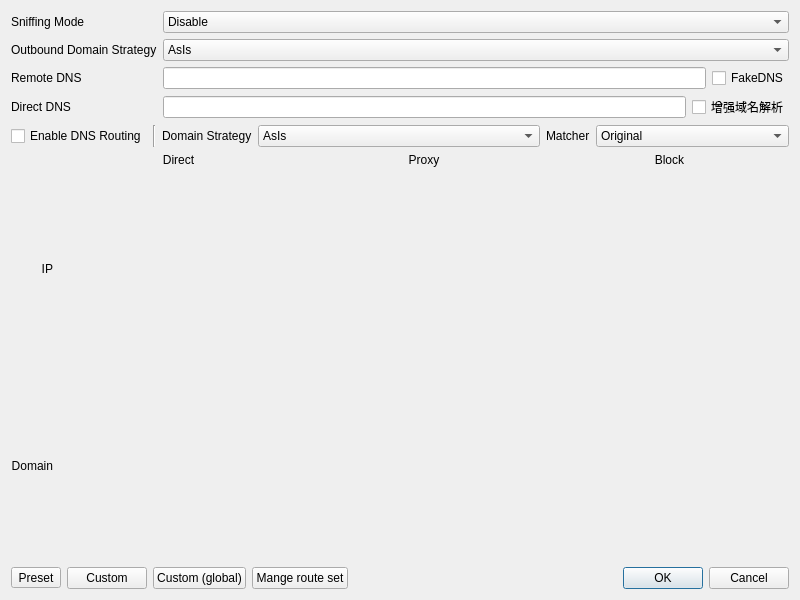
This is ui/dialog_manage_routes.ui in MatsuriDayo/nekoray as Qt 5 draws it before an edit. The edited form follows.
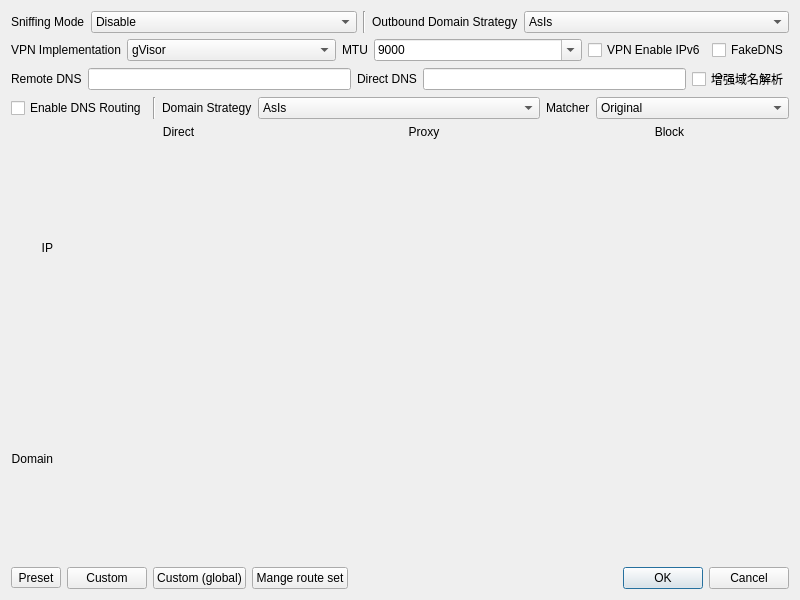
This is the edited form.

Diff of the .ui file:
```diff
--- a/ui/dialog_manage_routes.ui
+++ b/ui/dialog_manage_routes.ui
@@ -17,15 +17,23 @@
    <item row="0" column="0">
     <layout class="QVBoxLayout" name="verticalLayout">
      <item>
-      <layout class="QGridLayout" name="gridLayout_2">
-       <item row="1" column="0">
-        <widget class="QLabel" name="label_3">
+      <layout class="QVBoxLayout" name="verticalLayout_3">
+       <item>
+        <layout class="QHBoxLayout" name="horizontalLayout_3">
+         <item>
+          <widget class="QLabel" name="label">
+           <property name="sizePolicy">
+            <sizepolicy hsizetype="Maximum" vsizetype="Preferred">
+             <horstretch>0</horstretch>
+             <verstretch>0</verstretch>
+            </sizepolicy>
+           </property>
          <property name="text">
-          <string>Outbound Domain Strategy</string>
+            <string>Sniffing Mode</string>
          </property>
         </widget>
        </item>
-       <item row="0" column="2">
+         <item>
         <widget class="QComboBox" name="sniffing_mode">
          <item>
           <property name="text">
@@ -44,28 +52,27 @@
          </item>
         </widget>
        </item>
-       <item row="3" column="0">
-        <widget class="QLabel" name="label_8">
-         <property name="text">
-          <string>Direct DNS</string>
+         <item>
+          <widget class="Line" name="line_4">
+           <property name="orientation">
+            <enum>Qt::Vertical</enum>
          </property>
         </widget>
        </item>
-       <item row="0" column="0">
-        <widget class="QLabel" name="label">
-         <property name="text">
-          <string>Sniffing Mode</string>
-         </property>
-        </widget>
-       </item>
-       <item row="2" column="0">
-        <widget class="QLabel" name="label_9">
+         <item>
+          <widget class="QLabel" name="label_3">
+           <property name="sizePolicy">
+            <sizepolicy hsizetype="Maximum" vsizetype="Preferred">
+             <horstretch>0</horstretch>
+             <verstretch>0</verstretch>
+            </sizepolicy>
+           </property>
          <property name="text">
-          <string>Remote DNS</string>
+            <string>Outbound Domain Strategy</string>
          </property>
         </widget>
        </item>
-       <item row="1" column="2">
+         <item>
         <widget class="QComboBox" name="outbound_domain_strategy">
          <property name="editable">
           <bool>false</bool>
@@ -102,13 +109,130 @@
          </item>
         </widget>
        </item>
-       <item row="3" column="2">
+        </layout>
+       </item>
+       <item>
+        <layout class="QHBoxLayout" name="horizontalLayout_5">
+         <item>
+          <widget class="QLabel" name="label_4">
+           <property name="sizePolicy">
+            <sizepolicy hsizetype="Maximum" vsizetype="Preferred">
+             <horstretch>0</horstretch>
+             <verstretch>0</verstretch>
+            </sizepolicy>
+           </property>
+           <property name="text">
+            <string>VPN Implementation</string>
+           </property>
+          </widget>
+         </item>
+         <item>
+          <widget class="QComboBox" name="vpn_implementation">
+           <item>
+            <property name="text">
+             <string notr="true">gVisor</string>
+            </property>
+           </item>
+           <item>
+            <property name="text">
+             <string notr="true">System NAT</string>
+            </property>
+           </item>
+           <item>
+            <property name="text">
+             <string notr="true">Tun2Socket</string>
+            </property>
+           </item>
+          </widget>
+         </item>
+         <item>
+          <widget class="QLabel" name="label_10">
+           <property name="sizePolicy">
+            <sizepolicy hsizetype="Maximum" vsizetype="Preferred">
+             <horstretch>0</horstretch>
+             <verstretch>0</verstretch>
+            </sizepolicy>
+           </property>
+           <property name="text">
+            <string notr="true">MTU</string>
+           </property>
+          </widget>
+         </item>
+         <item>
+          <widget class="QComboBox" name="vpn_mtu">
+           <property name="editable">
+            <bool>true</bool>
+           </property>
+           <item>
+            <property name="text">
+             <string notr="true">9000</string>
+            </property>
+           </item>
+           <item>
+            <property name="text">
+             <string notr="true">1500</string>
+            </property>
+           </item>
+          </widget>
+         </item>
+         <item>
+          <widget class="QCheckBox" name="vpn_ipv6">
+           <property name="sizePolicy">
+            <sizepolicy hsizetype="Maximum" vsizetype="Fixed">
+             <horstretch>0</horstretch>
+             <verstretch>0</verstretch>
+            </sizepolicy>
+           </property>
+           <property name="text">
+            <string>VPN Enable IPv6</string>
+           </property>
+          </widget>
+         </item>
+         <item>
+          <widget class="QCheckBox" name="fake_dns">
+           <property name="sizePolicy">
+            <sizepolicy hsizetype="Maximum" vsizetype="Fixed">
+             <horstretch>0</horstretch>
+             <verstretch>0</verstretch>
+            </sizepolicy>
+           </property>
+           <property name="text">
+            <string notr="true">FakeDNS</string>
+           </property>
+          </widget>
+         </item>
+        </layout>
+       </item>
+       <item>
         <layout class="QHBoxLayout" name="horizontalLayout_4">
+         <item>
+          <widget class="QLabel" name="label_9">
+           <property name="text">
+            <string>Remote DNS</string>
+           </property>
+          </widget>
+         </item>
+         <item>
+          <widget class="QLineEdit" name="dns_remote"/>
+         </item>
+         <item>
+          <widget class="QLabel" name="label_8">
+           <property name="text">
+            <string>Direct DNS</string>
+           </property>
+          </widget>
+         </item>
          <item>
           <widget class="QLineEdit" name="dns_direct"/>
          </item>
          <item>
           <widget class="QCheckBox" name="enhance_resolve_server_domain">
+           <property name="sizePolicy">
+            <sizepolicy hsizetype="Maximum" vsizetype="Fixed">
+             <horstretch>0</horstretch>
+             <verstretch>0</verstretch>
+            </sizepolicy>
+           </property>
            <property name="toolTip">
             <string notr="true">使用多个境外 DNS 查询服务器地址，一定程度上可缓解对服务器域名的 DNS 污染，可能有副作用。</string>
            </property>
@@ -119,20 +243,6 @@
          </item>
         </layout>
        </item>
-       <item row="2" column="2">
-        <layout class="QHBoxLayout" name="horizontalLayout_5">
-         <item>
-          <widget class="QLineEdit" name="dns_remote"/>
-         </item>
-         <item>
-          <widget class="QCheckBox" name="fake_dns">
-           <property name="text">
-            <string notr="true">FakeDNS</string>
-           </property>
-          </widget>
-         </item>
-        </layout>
-       </item>
       </layout>
      </item>
      <item>
@@ -141,6 +251,12 @@
         <layout class="QHBoxLayout" name="horizontalLayout_2" stretch="0,0,0,1,0,0">
          <item>
           <widget class="QCheckBox" name="dns_routing">
+           <property name="sizePolicy">
+            <sizepolicy hsizetype="Maximum" vsizetype="Fixed">
+             <horstretch>0</horstretch>
+             <verstretch>0</verstretch>
+            </sizepolicy>
+           </property>
            <property name="text">
             <string>Enable DNS Routing</string>
            </property>
```
Left out of the diff: 6 changed lines with no effect on the pictures. Lines whose indentation alone changed are shown as unchanged.
